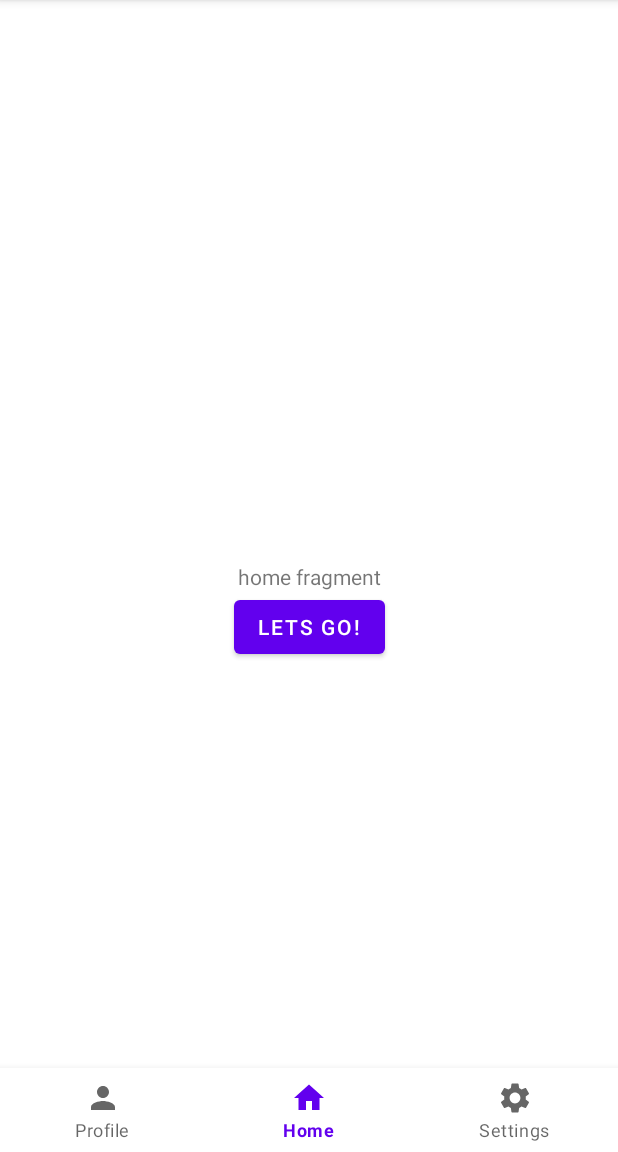
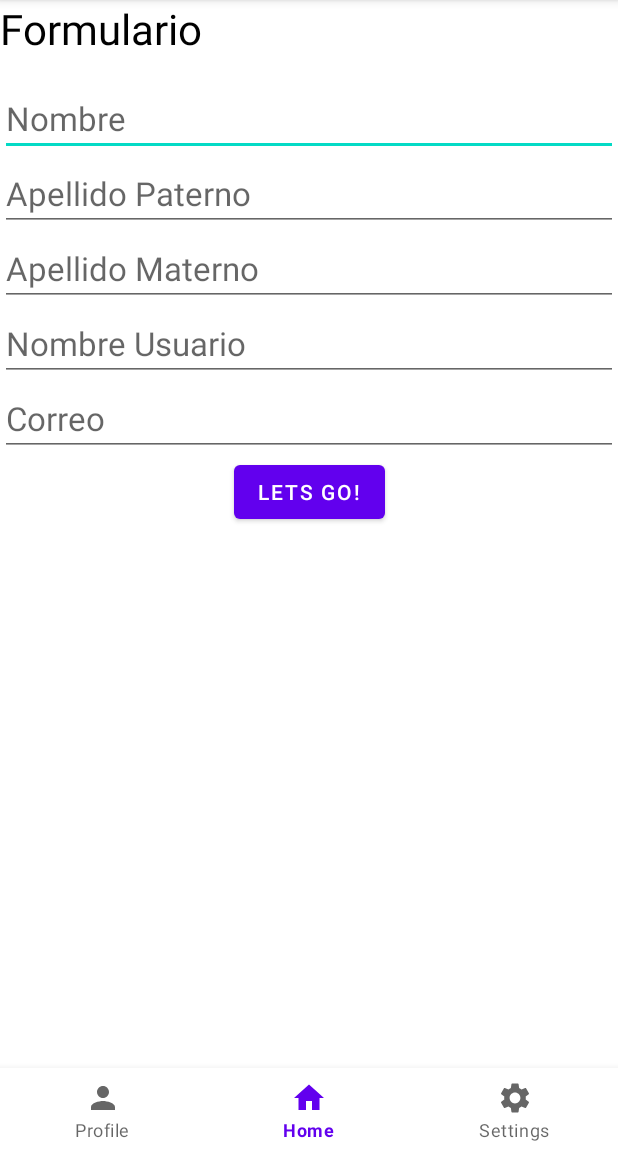
Before and after one commit to ChristianFuentesSerrano/Navigation, an Android app: the screen it shows after launch (MainActivity), on a phone screen of 412 x 824 dp, the part 84-1236 px from its top. Run offline under Robolectric (Android 15) with nearby library versions, the phone set to English and light mode, and no system bars; our stand-ins replace navigation-ui.

Commit message:
Reto de bottom nav y pasar argumentos de un fragment a otro
Se agrego un formulario

```diff
--- a/app/src/main/java/com/example/navigation/MainActivity.kt
+++ b/app/src/main/java/com/example/navigation/MainActivity.kt
@@ -6,17 +6,20 @@ import androidx.navigation.NavController
 import androidx.navigation.fragment.NavHostFragment
 import androidx.navigation.fragment.findNavController
 import androidx.navigation.ui.setupWithNavController
+import com.example.navigation.databinding.ActivityMainBinding
 import com.google.android.material.bottomnavigation.BottomNavigationItemView
 import com.google.android.material.bottomnavigation.BottomNavigationView
 
 class MainActivity : AppCompatActivity() {
-    //private lateinit var navController: NavController
+    private lateinit var binding:ActivityMainBinding
     override fun onCreate(savedInstanceState: Bundle?) {
         super.onCreate(savedInstanceState)
-        setContentView(R.layout.activity_main)
+        binding = ActivityMainBinding.inflate(layoutInflater)
+        val view = binding.root
+        setContentView(view)
 
         val navView: BottomNavigationView = findViewById(R.id.bottomNavigationView)
-        val navHostFragment = supportFragmentManager.findFragmentById(R.id.nav_host_fragment_container) as NavHostFragment
+        val navHostFragment = supportFragmentManager.findFragmentById(R.id.mainNavHost) as NavHostFragment
         val navController = navHostFragment.navController
         navView.setupWithNavController(navController)
     }
--- a/app/src/main/java/com/example/navigation/homeFragment.kt
+++ b/app/src/main/java/com/example/navigation/homeFragment.kt
@@ -5,27 +5,42 @@ import androidx.fragment.app.Fragment
 import android.view.LayoutInflater
 import android.view.View
 import android.view.ViewGroup
-import android.widget.Toast
 import androidx.navigation.fragment.findNavController
 import com.example.navigation.databinding.FragmentHomeBinding
 
 class homeFragment : Fragment() {
-    private lateinit var binding: FragmentHomeBinding
+    private var _binding: FragmentHomeBinding? = null
+    private val binding get() = _binding!!
+
     override fun onCreateView(
-        inflater: LayoutInflater, container: ViewGroup?,
+        inflater: LayoutInflater,
+        container: ViewGroup?,
         savedInstanceState: Bundle?
     ): View? {
-        binding = FragmentHomeBinding.inflate(layoutInflater)
-        //binding = FragmentHomeBinding.inflate(inflater, container, false)
-
-        val navController = findNavController()
-        binding.buttonHomeToInside.setOnClickListener{
-            //navController.navigate(R.id.action_homeFragment_to_insideHome)
-            val destination = homeFragmentDirections.actionHomeFragmentToInsideHome()//"desde el home")
-            navController.navigate(destination)
-        }
+        _binding = FragmentHomeBinding.inflate(inflater, container, false)
 
         return  binding.root
     }
 
+    override fun onViewCreated(view: View, savedInstanceState: Bundle?) {
+        super.onViewCreated(view, savedInstanceState)
+
+        binding.buttonHomeToInside.setOnClickListener {
+            registrar()
+        }
+    }
+
+    private fun registrar(){
+        val nombre = binding.nombre.text.toString()
+        val apellidoPaterno = binding.apellidoPaterno.text.toString()
+        val apellidoMaterno = binding.apellidoMaterno.text.toString()
+        val nombreUsuario = binding.nombreUsuario.text.toString()
+        val correo = binding.correo.text.toString()
+
+        val registro = Registro(nombre, apellidoPaterno, apellidoMaterno, nombreUsuario, correo)
+
+        val action = homeFragmentDirections.actionHomeFragmentToInsideHome(registro)
+        findNavController().navigate(action)
+    }
+
 }
--- /dev/null
+++ b/app/src/main/res/anim/slide_in_left.xml
@@ -0,0 +1,7 @@
+<?xml version="1.0" encoding="utf-8"?>
+<set xmlns:android="http://schemas.android.com/apk/res/android">
+
+    <translate android:fromXDelta="-100%" android:toXDelta="0%"
+               android:fromYDelta="0%" android:toYDelta="0%"
+               android:duration="400"/>
+</set>
--- /dev/null
+++ b/app/src/main/res/anim/slide_in_right.xml
@@ -0,0 +1,7 @@
+<?xml version="1.0" encoding="utf-8"?>
+<set xmlns:android="http://schemas.android.com/apk/res/android">
+
+    <translate android:fromXDelta="100%" android:toXDelta="0%"
+               android:fromYDelta="0%" android:toYDelta="0%"
+               android:duration="400"/>
+</set>
--- /dev/null
+++ b/app/src/main/res/anim/slide_out_left.xml
@@ -0,0 +1,7 @@
+<?xml version="1.0" encoding="utf-8"?>
+<set xmlns:android="http://schemas.android.com/apk/res/android">
+
+    <translate android:fromXDelta="0%" android:toXDelta="-100%"
+               android:fromYDelta="0%" android:toYDelta="0%"
+               android:duration="400"/>
+</set>
--- /dev/null
+++ b/app/src/main/res/anim/slide_out_right.xml
@@ -0,0 +1,7 @@
+<?xml version="1.0" encoding="utf-8"?>
+<set xmlns:android="http://schemas.android.com/apk/res/android">
+
+    <translate android:fromXDelta="0%" android:toXDelta="100%"
+               android:fromYDelta="0%" android:toYDelta="0%"
+               android:duration="400"/>
+</set>
--- a/app/src/main/res/layout/activity_main.xml
+++ b/app/src/main/res/layout/activity_main.xml
@@ -7,7 +7,7 @@
     tools:context=".MainActivity">
 
     <androidx.fragment.app.FragmentContainerView
-        android:id="@+id/nav_host_fragment_container"
+        android:id="@+id/mainNavHost"
         android:name="androidx.navigation.fragment.NavHostFragment"
         android:layout_width="0dp"
         android:layout_height="0dp"
--- a/app/src/main/res/layout/fragment_home.xml
+++ b/app/src/main/res/layout/fragment_home.xml
@@ -9,24 +9,91 @@
 
     <!-- TODO: Update blank fragment layout -->
     <TextView
-        android:id="@+id/textView"
-        android:layout_width="wrap_content"
+        android:id="@+id/labelFormulario"
+        android:layout_width="match_parent"
         android:layout_height="wrap_content"
-        android:text="home fragment"
-        app:layout_constraintBottom_toBottomOf="parent"
+        android:text="Formulario"
+        android:textSize="28sp"
+        android:textColor="@color/black"
+        app:layout_constraintTop_toTopOf="parent"
         app:layout_constraintLeft_toLeftOf="parent"
         app:layout_constraintRight_toRightOf="parent"
-        app:layout_constraintTop_toTopOf="parent" />
+        app:layout_constraintBottom_toTopOf="@id/nombre"
+        />
+
+    <EditText
+        android:id="@+id/nombre"
+        android:layout_width="match_parent"
+        android:layout_height="wrap_content"
+        android:layout_marginTop="16dp"
+        android:ems="10"
+        android:hint="Nombre"
+        android:textSize="22sp"
+        app:layout_constraintTop_toBottomOf="@+id/labelFormulario"
+        app:layout_constraintLeft_toLeftOf="parent"
+        app:layout_constraintRight_toRightOf="parent"
+        app:layout_constraintBottom_toTopOf="@+id/apellidoPaterno"/>
+
+    <EditText
+        android:id="@+id/apellidoPaterno"
+        android:layout_width="match_parent"
+        android:layout_height="wrap_content"
+        android:hint="Apellido Paterno"
+        android:textSize="22sp"
+        android:ems="10"
+        app:layout_constraintTop_toBottomOf="@+id/nombre"
+        app:layout_constraintLeft_toLeftOf="parent"
+        app:layout_constraintRight_toRightOf="parent"
+        app:layout_constraintBottom_toBottomOf="@+id/apellidoMaterno"
+        />
+
+    <EditText
+        android:id="@+id/apellidoMaterno"
+        android:layout_width="match_parent"
+        android:layout_height="wrap_content"
+        android:hint="Apellido Materno"
+        android:textSize="22sp"
+        android:ems="10"
+        app:layout_constraintTop_toBottomOf="@+id/apellidoPaterno"
+        app:layout_constraintLeft_toLeftOf="parent"
+        app:layout_constraintRight_toRightOf="parent"
+        app:layout_constraintBottom_toTopOf="@id/nombreUsuario"
+        />
+
+    <EditText
+        android:id="@+id/nombreUsuario"
+        android:layout_width="match_parent"
+        android:layout_height="wrap_content"
+        android:hint="Nombre Usuario"
+        android:textSize="22sp"
+        android:ems="10"
+        app:layout_constraintTop_toBottomOf="@+id/apellidoMaterno"
+        app:layout_constraintLeft_toLeftOf="parent"
+        app:layout_constraintRight_toRightOf="parent"
+        app:layout_constraintBottom_toTopOf="@id/correo"
+        />
+
+    <EditText
+        android:id="@+id/correo"
+        android:layout_width="match_parent"
+        android:layout_height="wrap_content"
+        android:hint="Correo"
+        android:textSize="22sp"
+        android:ems="10"
+        app:layout_constraintTop_toBottomOf="@+id/nombreUsuario"
+        app:layout_constraintLeft_toLeftOf="parent"
+        app:layout_constraintRight_toRightOf="parent"
+        app:layout_constraintBottom_toTopOf="@+id/buttonHomeToInside"
+        />
 
     <Button
         android:id="@+id/buttonHomeToInside"
         android:layout_width="wrap_content"
         android:layout_height="wrap_content"
+        android:text="Lets go!"
+        app:layout_constraintTop_toBottomOf="@id/correo"
         app:layout_constraintLeft_toLeftOf="parent"
         app:layout_constraintRight_toRightOf="parent"
-        app:layout_constraintTop_toBottomOf="@+id/textView"
-
-        android:text="Lets go!"
         />
 
 </androidx.constraintlayout.widget.ConstraintLayout>
--- a/app/src/main/res/navigation/nav_graph.xml
+++ b/app/src/main/res/navigation/nav_graph.xml
@@ -12,26 +12,41 @@
         tools:layout="@layout/fragment_home" >
         <action
             android:id="@+id/action_homeFragment_to_insideHome"
-            app:destination="@id/insideHome" />
+            app:destination="@id/insideHome"
+            app:enterAnim="@anim/slide_in_right"
+            app:exitAnim="@anim/slide_out_left"
+            app:popEnterAnim="@anim/slide_in_left"
+            app:popExitAnim="@anim/slide_out_right"/>
     </fragment>
+
     <fragment
         android:id="@+id/insideHome"
         android:name="com.example.navigation.insideHome"
         android:label="fragment_inside_home"
         tools:layout="@layout/fragment_inside_home" >
+        <action
+            android:id="@+id/action_insideHome_to_homeFragment"
+            app:destination="@id/homeFragment"
+            app:popUpTo="@id/homeFragment"
+            app:enterAnim="@anim/slide_in_left"
+            app:exitAnim="@anim/slide_out_right"
+            app:popEnterAnim="@anim/slide_in_right"
+            app:popExitAnim="@anim/slide_out_left"/>
         <argument
-            android:name="argumentoPasado"
-            app:argType="string"
-            android:defaultValue="empty" />
+            android:name="registro"
+            app:argType="com.example.navigation.Registro" />
     </fragment>
+
     <fragment
         android:id="@+id/profileFragment"
         android:name="com.example.navigation.ProfileFragment"
         android:label="fragment_profile"
         tools:layout="@layout/fragment_profile" />
+
     <fragment
         android:id="@+id/settingsFragment"
         android:name="com.example.navigation.SettingsFragment"
         android:label="fragment_settings"
         tools:layout="@layout/fragment_settings" />
+
 </navigation>
--- a/app/src/main/res/values/strings.xml
+++ b/app/src/main/res/values/strings.xml
@@ -2,4 +2,6 @@
     <string name="app_name">Navigation</string>
     <!-- TODO: Remove or change this placeholder text -->
     <string name="hello_blank_fragment">Hello blank fragment</string>
+    <string name="go_back">Go Back</string>
+    <string name="insidehome">insideHome</string>
 </resources>
```
Also changed, not shown: app/build.gradle (+6 -1 lines), app/src/main/java/com/example/navigation/Registro.kt (added, +17 -0 lines), app/src/main/java/com/example/navigation/insideHome.kt (+23 -4 lines), app/src/main/res/layout/fragment_inside_home.xml (+21 -4 lines).
